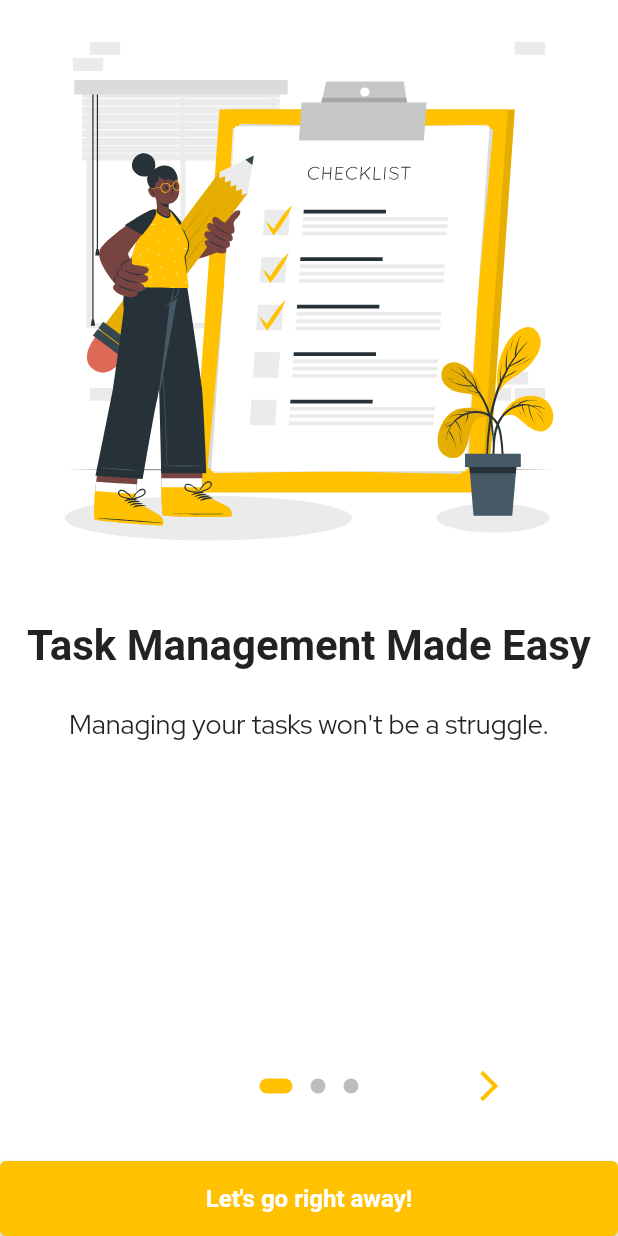
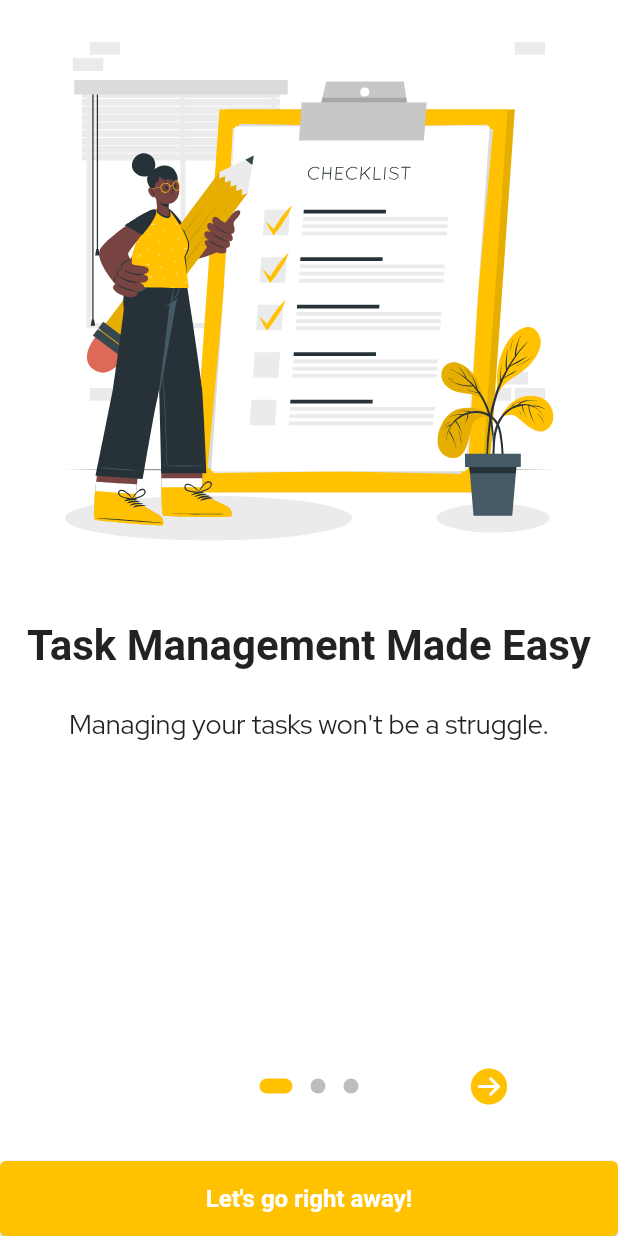
Before and after one commit to dave0927/todo_app_flutter, a Flutter app: the screen it shows after launch, on a phone screen of 412 x 824 dp. Run offline on Flutter 3.47's test engine with Material 2 defaults, Android fonts, the phone set to English and light mode, and no system bars; drawn by our look-alikes of introduction_screen; our stand-ins replace firebase_core, flutter_svg, font_awesome_flutter, google_fonts; accounts and stored records are empty.

Commit message:
style: change fonts and icons with dependency

```diff
--- a/lib/onboarding_screen.dart
+++ b/lib/onboarding_screen.dart
@@ -1,16 +1,15 @@
 import 'package:flutter/material.dart';
+import 'package:font_awesome_flutter/font_awesome_flutter.dart';
 import 'package:introduction_screen/introduction_screen.dart';
 import 'package:todo_app_flutter/components/constants.dart';
-import 'package:todo_app_flutter/screens/RegistrationPage.dart';
+import 'package:todo_app_flutter/todo_app.dart';
 
 class OnboardingScreen extends StatelessWidget {
   const OnboardingScreen({super.key});
+  static const String pageId = '/onboarding';
 
-  void onIntroEnd(context) {
-    Navigator.pushReplacement(
-        context, MaterialPageRoute(builder: (_) => const RegistrationPage()));
-  }
-
+  void onIntroEnd(context) =>
+      Navigator.pushReplacementNamed(context, TodoApp.pageId);
   @override
   Widget build(BuildContext context) {
     return IntroductionScreen(
@@ -21,18 +20,25 @@ class OnboardingScreen extends StatelessWidget {
         child: ElevatedButton(
           child: const Text(
             'Let\'s go right away!',
-            style: TextStyle(fontSize: 16.0, fontWeight: FontWeight.bold),
+            style: TextStyle(
+              fontSize: 16.0,
+              fontWeight: FontWeight.bold,
+            ),
           ),
           onPressed: () => onIntroEnd(context),
         ),
       ),
       showBackButton: true,
+      isTopSafeArea: true,
       pages: kOnboardingImages,
       onDone: () => onIntroEnd(context),
       onSkip: () => onIntroEnd(context),
-      back: const Icon(Icons.arrow_back_ios),
-      next: const Icon(Icons.arrow_forward_ios),
-      done: const Text('Done', style: TextStyle(fontWeight: FontWeight.w600)),
+      back: const FaIcon(FontAwesomeIcons.circleArrowLeft),
+      next: const FaIcon(FontAwesomeIcons.circleArrowRight),
+      done: const Text(
+        'Done',
+        style: TextStyle(fontWeight: FontWeight.w600),
+      ),
       curve: Curves.fastLinearToSlowEaseIn,
       controlsMargin: const EdgeInsets.all(10),
       dotsDecorator: kOnboardingDotDecoration,
```
